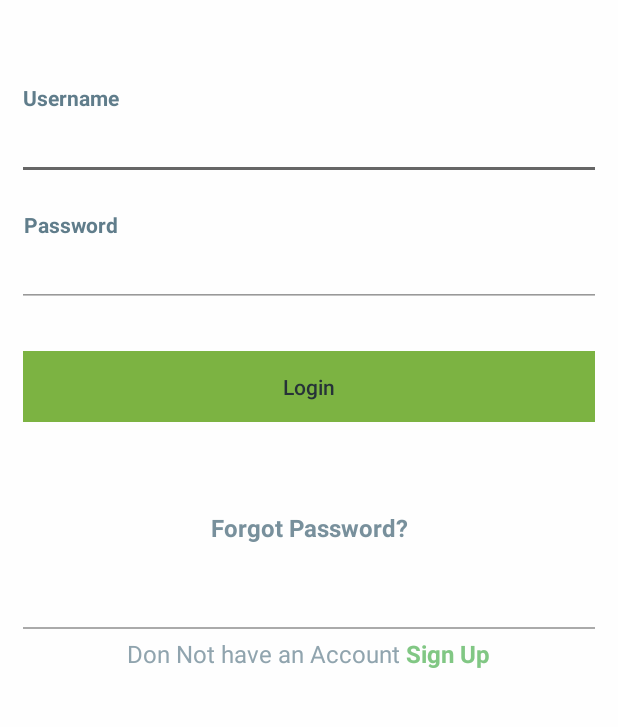
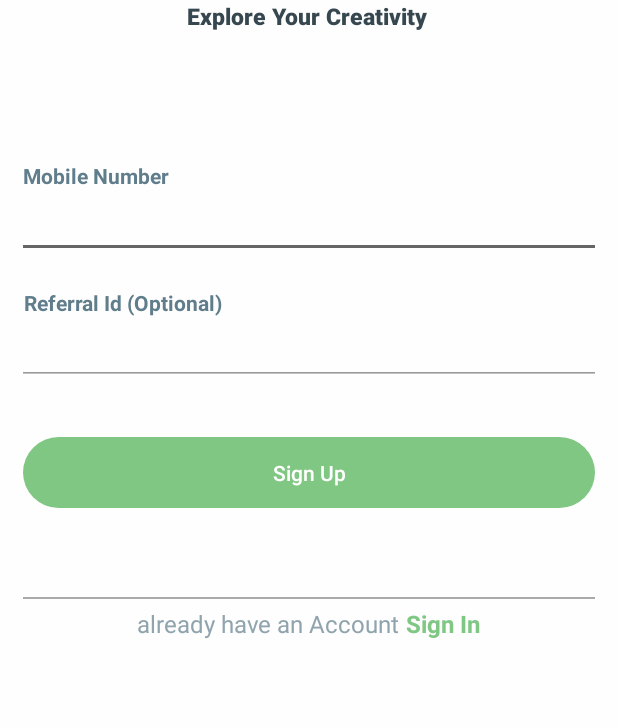
Before and after one commit to AjAyPaNcHaLDev/online-study-android, an Android app: the screen it shows after launch (LoginSimpleDark before the commit, FormSignupDark after it), after a tap on "Get Start", on a phone screen of 412 x 824 dp, the part 160-887 px from its top. Run offline under Robolectric (Android 15) with nearby library versions, the phone set to English and light mode, and no system bars.

Commit message:
creating sign up form

```diff
--- a/app/build.gradle
+++ b/app/build.gradle
@@ -21,6 +21,8 @@ android {
             proguardFiles getDefaultProguardFile('proguard-android-optimize.txt'), 'proguard-rules.pro'
         }
     }
+
+
     compileOptions {
         sourceCompatibility JavaVersion.VERSION_1_8
         targetCompatibility JavaVersion.VERSION_1_8
--- a/app/src/main/java/com/dde/online/LoginSimpleDark.java
+++ b/app/src/main/java/com/dde/online/LoginSimpleDark.java
@@ -36,6 +36,8 @@ public class LoginSimpleDark extends AppCompatActivity {
             @Override
             public void onClick(View view) {
                 Snackbar.make(parent_view, "Sign Up", Snackbar.LENGTH_SHORT).show();
+                startActivity(new Intent(LoginSimpleDark.this,FormSignupDark.class));
+
             }
         });
         ((View) findViewById(R.id.btn_login)).setOnClickListener(new View.OnClickListener() {
--- a/app/src/main/java/com/dde/online/WelcomeScreen.java
+++ b/app/src/main/java/com/dde/online/WelcomeScreen.java
@@ -2,8 +2,12 @@ package com.dde.online;
 
 import androidx.appcompat.app.AppCompatActivity;
 
+import android.annotation.SuppressLint;
+import android.app.Activity;
+import android.app.AlertDialog;
 import android.content.Intent;
 import android.os.Bundle;
+import android.view.LayoutInflater;
 import android.view.View;
 
 public class WelcomeScreen extends AppCompatActivity {
@@ -15,12 +19,14 @@ public class WelcomeScreen extends AppCompatActivity {
     }
 
     public void SignIn(View view) {
+
+
         startActivity(new Intent(WelcomeScreen.this,LoginSimpleDark.class));
     }
 
     public void startWithFree(View view) {
 
-        startActivity(new Intent(WelcomeScreen.this,LoginSimpleDark.class));
+        startActivity(new Intent(WelcomeScreen.this,FormSignupDark.class));
     }
 
 
--- a/app/src/main/res/layout/activity_form_signup_dark.xml
+++ b/app/src/main/res/layout/activity_form_signup_dark.xml
@@ -1,10 +1,162 @@
 <?xml version="1.0" encoding="utf-8"?>
-<androidx.constraintlayout.widget.ConstraintLayout
-    xmlns:android="http://schemas.android.com/apk/res/android"
-    xmlns:tools="http://schemas.android.com/tools"
+<LinearLayout xmlns:android="http://schemas.android.com/apk/res/android"
     xmlns:app="http://schemas.android.com/apk/res-auto"
     android:layout_width="match_parent"
     android:layout_height="match_parent"
-    tools:context=".FormSignupDark">
+    android:background="@color/overlay_light_80"
+    android:orientation="vertical">
+<androidx.core.widget.NestedScrollView
+    android:layout_width="match_parent"
+    android:layout_height="match_parent">
 
-  </androidx.constraintlayout.widget.ConstraintLayout>
+  <RelativeLayout
+      android:layout_width="match_parent"
+      android:layout_height="match_parent">
+
+    <LinearLayout
+        android:layout_width="match_parent"
+        android:layout_height="match_parent"
+        android:layout_centerInParent="true"
+        android:orientation="vertical"
+        android:padding="@dimen/spacing_large">
+
+      <ImageView
+          android:layout_width="90dp"
+          android:layout_height="90dp"
+          android:layout_gravity="center_horizontal"
+          android:src="@drawable/dde_logo"
+          app:tint="@android:color/holo_red_dark" />
+
+      <View
+          android:layout_width="match_parent"
+          android:layout_height="1dp"
+          android:background="@android:color/darker_gray" />
+<TextView
+    android:layout_width="match_parent"
+    android:layout_height="wrap_content"
+    android:gravity="center"
+    android:textSize="@dimen/spacing_large"
+    android:fontFamily="sans-serif-black"
+    android:textColor="@color/blue_grey_800"
+    android:text="Explore Your Creativity "/>
+      <View
+          android:layout_width="match_parent"
+          android:layout_height="@dimen/spacing_large" />
+ <View
+          android:layout_width="match_parent"
+          android:layout_height="@dimen/spacing_xlarge" />
+ <View
+          android:layout_width="match_parent"
+          android:layout_height="@dimen/spacing_xlarge" />
+
+
+
+
+      <TextView
+          android:layout_width="wrap_content"
+          android:layout_height="wrap_content"
+          android:text="Mobile Number"
+          android:textAlignment="center"
+          android:textAppearance="@style/Base.TextAppearance.AppCompat.Small"
+          android:textColor="@color/blue_grey_500"
+          android:textStyle="bold" />
+
+      <com.google.android.material.textfield.TextInputEditText
+          android:layout_width="match_parent"
+          android:layout_height="wrap_content"
+          android:layout_marginLeft="-4dp"
+          android:layout_marginRight="-4dp"
+          android:inputType="textPassword"
+          android:maxLength="50"
+          android:maxLines="1"
+          android:singleLine="true"
+          android:textColor="@color/blue_grey_300"
+          android:theme="@style/EditText.Grey" />
+
+      <View
+          android:layout_width="0dp"
+          android:layout_height="@dimen/spacing_mlarge" />
+
+      <TextView
+          android:layout_width="wrap_content"
+          android:layout_height="wrap_content"
+          android:text="Referral Id (Optional) "
+          android:textAlignment="center"
+          android:textAppearance="@style/Base.TextAppearance.AppCompat.Small"
+          android:textColor="@color/blue_grey_500"
+          android:textStyle="bold" />
+
+      <com.google.android.material.textfield.TextInputEditText
+          android:layout_width="match_parent"
+          android:layout_height="wrap_content"
+          android:layout_marginLeft="-4dp"
+          android:layout_marginRight="-4dp"
+          android:inputType="textPassword"
+          android:maxLength="50"
+          android:maxLines="1"
+          android:singleLine="true"
+          android:textColor="@color/blue_grey_300"
+          android:theme="@style/EditText.Grey" />
+
+      <View
+          android:layout_width="0dp"
+          android:layout_height="@dimen/spacing_large" />
+        <View
+            android:layout_width="0dp"
+            android:layout_height="@dimen/spacing_large" />
+
+      <Button
+          android:id="@+id/btn_SignUp"
+          android:layout_width="match_parent"
+          android:layout_height="55dp"
+          android:layout_marginLeft="-4dp"
+          android:layout_marginRight="-4dp"
+          android:background="@drawable/btn_rounded_green_300"
+          android:text="Sign Up"
+          android:onClick="SignUp"
+          android:textAllCaps="false"
+          android:textColor="@android:color/white" />
+
+
+      <View
+          android:layout_width="match_parent"
+          android:layout_height="@dimen/spacing_xxxlarge" />
+
+      <View
+          android:layout_width="match_parent"
+          android:layout_height="1dp"
+          android:background="@android:color/darker_gray" />
+
+      <LinearLayout
+          android:layout_width="match_parent"
+          android:layout_height="wrap_content"
+          android:layout_marginTop="@dimen/spacing_medium"
+          android:gravity="center"
+          android:orientation="horizontal">
+
+          <TextView
+              android:layout_width="wrap_content"
+              android:layout_height="match_parent"
+              android:text="already have an Account "
+              android:textAppearance="@style/Base.TextAppearance.AppCompat.Subhead"
+              android:textColor="@color/blue_grey_300" />
+
+        <TextView
+            android:id="@+id/sign_up"
+            android:layout_width="wrap_content"
+            android:layout_height="wrap_content"
+            android:clickable="true"
+            android:text="Sign In"
+            android:onClick="linkSinIn"
+            android:textAppearance="@style/Base.TextAppearance.AppCompat.Subhead"
+            android:textColor="@color/green_300"
+            android:textStyle="bold" />
+
+      </LinearLayout>
+
+    </LinearLayout>
+
+  </RelativeLayout>
+
+</androidx.core.widget.NestedScrollView>
+</LinearLayout>
--- a/app/src/main/res/layout/activity_login_simple_dark.xml
+++ b/app/src/main/res/layout/activity_login_simple_dark.xml
@@ -36,7 +36,7 @@
             <TextView
                 android:layout_width="wrap_content"
                 android:layout_height="wrap_content"
-                android:text="Username"
+                android:text="Mobile No."
                 android:textAlignment="center"
                 android:textAppearance="@style/Base.TextAppearance.AppCompat.Small"
                 android:textColor="@color/blue_grey_500"
@@ -47,7 +47,7 @@
                 android:layout_height="wrap_content"
                 android:layout_marginLeft="-4dp"
                 android:layout_marginRight="-4dp"
-                android:inputType="textEmailAddress"
+                android:inputType="numberDecimal"
                 android:maxLength="50"
                 android:maxLines="1"
                 android:singleLine="true"
@@ -94,10 +94,10 @@
                 android:layout_height="55dp"
                 android:layout_marginLeft="-4dp"
                 android:layout_marginRight="-4dp"
-                android:background="@drawable/btn_rect_green"
+                android:background="@drawable/btn_rounded_green_300"
                 android:text="Login"
                 android:textAllCaps="false"
-                android:textColor="@color/blue_grey_900" />
+                android:textColor="@android:color/white" />
 
             <View
                 android:layout_width="0dp"
```
Also changed, not shown: app/src/main/AndroidManifest.xml (+4 -4 lines), app/src/main/java/com/dde/online/FormSignupDark.java (+41 -1 lines), app/src/main/res/layout/verification_otp.xml (added, +67 -0 lines).
